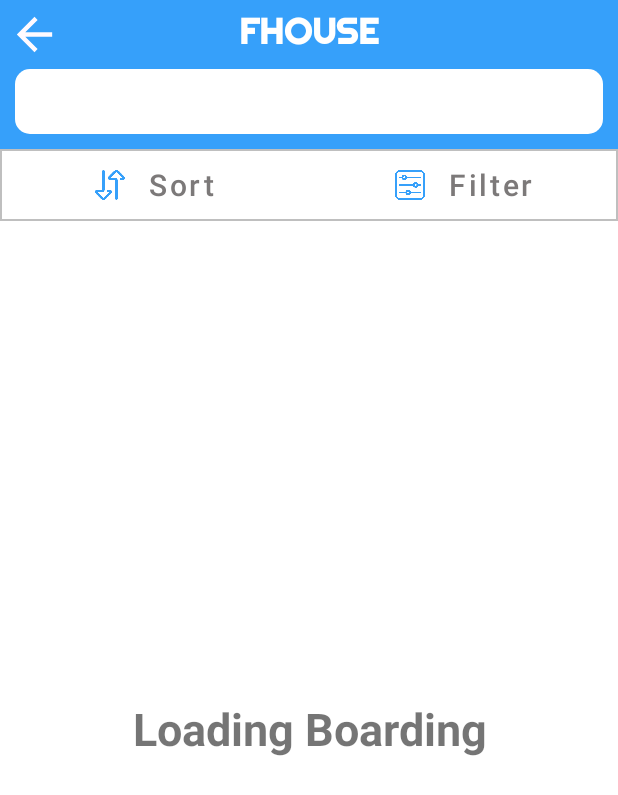
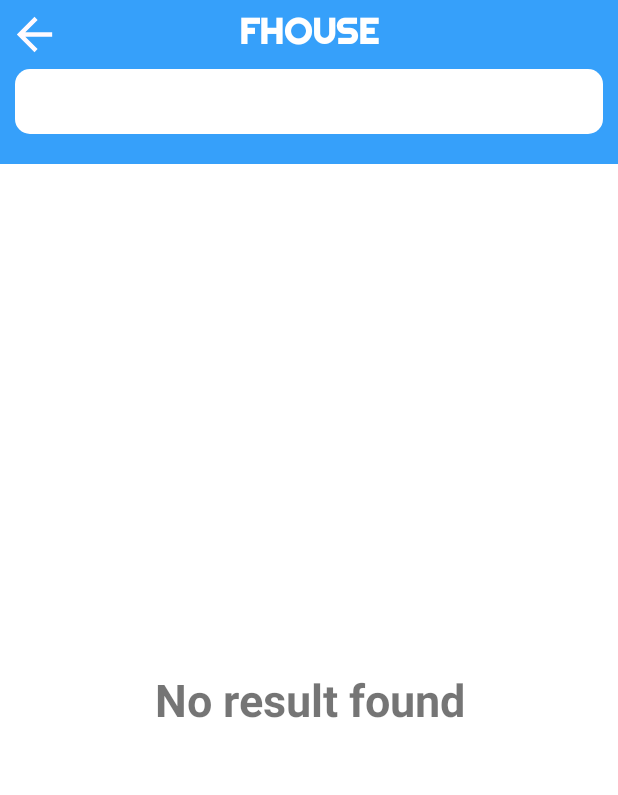
Before and after one commit to Babyze/FHouse, an Android app: the SearchActivity screen opened directly, with no data from a screen before it, on a phone screen of 412 x 824 dp. Shown: the top 795 px of the screen. Run offline under Robolectric (Android 15) with nearby library versions, the phone set to English and light mode, and no system bars; our stand-ins replace Firebase (no records; nobody signed in at launch, a user with empty details on screens opened directly); pictures from the network do not load; Roboto replaces fonts that are not available here; 2 statements that could not run were skipped.

Commit message:
Update empty list search and invisible sort and filter

```diff
--- a/app/src/main/java/com/habp/fhouse/MainActivity.java
+++ b/app/src/main/java/com/habp/fhouse/MainActivity.java
@@ -10,16 +10,12 @@ import android.os.Bundle;
 import android.view.MenuItem;
 
 import com.google.android.material.bottomnavigation.BottomNavigationView;
-import com.google.firebase.auth.FirebaseAuth;
-import com.google.firebase.firestore.DocumentSnapshot;
-import com.google.firebase.firestore.FirebaseFirestore;
-import com.habp.fhouse.data.model.House;
 import com.habp.fhouse.ui.article.ArticleFragment;
 import com.habp.fhouse.ui.home.HomeFragment;
 import com.habp.fhouse.ui.boarding.HouseManagementFragment;
 import com.habp.fhouse.ui.profile.ProfileFragment;
 import com.habp.fhouse.ui.wishlist.WishlistFragment;
-import com.habp.fhouse.util.DatabaseConstraints;
+
 
 public class MainActivity extends AppCompatActivity {
 
@@ -27,23 +23,6 @@ public class MainActivity extends AppCompatActivity {
     protected void onCreate(Bundle savedInstanceState) {
         super.onCreate(savedInstanceState);
         setContentView(R.layout.activity_main);
-
-        FirebaseAuth.getInstance().signOut();
-
-//        FirebaseFirestore.getInstance().collection(DatabaseConstraints.HOUSE_COLLECTION_NAME)
-//                .whereGreaterThanOrEqualTo("houseAddress", "QUAN 2")
-//                .whereLessThanOrEqualTo("houseAddress", "quan 2" + '\uf8ff')
-//
-////                .whereLessThanOrEqualTo("houseAddress", "quan 2")
-//                .get()
-//                .addOnCompleteListener(task -> {
-//                    if (task.getResult() != null) {
-//                        for(DocumentSnapshot doc : task.getResult().getDocuments()) {
-//                            House h = doc.toObject(House.class);
-//                            System.out.println(h.getHouseAddress() + h.getHouseAddress().toLowerCase().equals("quan 2"));
-//                        }
-//                    }
-//                });
 
         BottomNavigationView bottomNav = findViewById(R.id.bottom_navigation);
         bottomNav.setOnNavigationItemSelectedListener(navListener);
--- a/app/src/main/java/com/habp/fhouse/ui/search/SearchActivity.java
+++ b/app/src/main/java/com/habp/fhouse/ui/search/SearchActivity.java
@@ -34,7 +34,7 @@ import java.util.List;
 public class SearchActivity extends AppCompatActivity implements SearchContract.View {
 
     private EditText edtSearch;
-    private Button btnSort, btnFilter;
+//    private Button btnSort, btnFilter;
     private SwipeRefreshLayout swipeArticle;
     private TextView txtNoResult;
     private ListView lvResult;
@@ -55,6 +55,8 @@ public class SearchActivity extends AppCompatActivity implements SearchContract.
 
         searchPresenter.loadArticleResult(null, keyWord);
 
+        checkListDataIsExist();
+
         configListViewScrollPagination();
 
         configKeywordType();
@@ -62,8 +64,8 @@ public class SearchActivity extends AppCompatActivity implements SearchContract.
 
     private void initData() {
         edtSearch = findViewById(R.id.edtSearch);
-        btnSort = findViewById(R.id.btnSort);
-        btnFilter = findViewById(R.id.btnFilter);
+//        btnSort = findViewById(R.id.btnSort);
+//        btnFilter = findViewById(R.id.btnFilter);
         swipeArticle = findViewById(R.id.swipeArticle);
         txtNoResult = findViewById(R.id.txtNoResult);
         lvResult = findViewById(R.id.lvResult);
@@ -101,6 +103,17 @@ public class SearchActivity extends AppCompatActivity implements SearchContract.
                 return false;
             }
         });
+    }
+
+    private void checkListDataIsExist() {
+        if(listResult.size() == 0) {
+            txtNoResult.setVisibility(View.VISIBLE);
+            lvResult.setVisibility(View.INVISIBLE);
+            txtNoResult.setText("No result found");
+        } else {
+            txtNoResult.setVisibility(View.INVISIBLE);
+            lvResult.setVisibility(View.VISIBLE);
+        }
     }
 
     private void configListViewScrollPagination() {
@@ -155,22 +168,9 @@ public class SearchActivity extends AppCompatActivity implements SearchContract.
                 articleAdapter.setListArticle(listResult);
             }
         }
-        if(listResult.size() == 0) {
-            txtNoResult.setVisibility(View.VISIBLE);
-            lvResult.setVisibility(View.INVISIBLE);
-            txtNoResult.setText("No result found");
-        } else {
-            txtNoResult.setVisibility(View.INVISIBLE);
-            lvResult.setVisibility(View.VISIBLE);
-        }
+        checkListDataIsExist();
         articleAdapter.notifyDataSetChanged();
     }
-
-//    @Override
-//    public void onResume() {
-//        super.onResume();
-//        showResult(false, articleSnap);
-//    }
 
     @Override
     protected void onActivityResult(int requestCode, int resultCode, @Nullable Intent data) {
--- a/app/src/main/res/layout/activity_search.xml
+++ b/app/src/main/res/layout/activity_search.xml
@@ -49,59 +49,61 @@
             android:layout_marginStart="10dp"
             android:layout_marginTop="10dp"
             android:layout_marginEnd="10dp"
+            android:layout_marginBottom="20dp"
             android:background="@drawable/shape_search_rectangle_corner"
+            android:imeOptions="actionDone"
+            android:inputType="text"
+            android:maxLines="1"
             android:paddingLeft="8dp"
             android:paddingTop="8dp"
             android:paddingRight="8dp"
             android:paddingBottom="8dp"
             android:textSize="20sp"
-            android:imeOptions="actionDone"
-            android:maxLines="1"
-            android:inputType="text"
+            app:layout_constraintBottom_toBottomOf="parent"
             app:layout_constraintEnd_toEndOf="parent"
             app:layout_constraintStart_toStartOf="parent"
             app:layout_constraintTop_toBottomOf="@+id/textView3" />
 
-        <LinearLayout
-            android:layout_width="match_parent"
-            android:layout_height="wrap_content"
-            android:layout_marginTop="10dp"
-            android:orientation="horizontal"
-            android:background="@drawable/shape_search_transperment_rectangle"
-            android:weightSum="2"
-            app:layout_constraintBottom_toBottomOf="parent"
-            app:layout_constraintEnd_toEndOf="parent"
-            app:layout_constraintStart_toStartOf="parent"
-            app:layout_constraintTop_toBottomOf="@+id/edtSearch">
-            <Button
-                android:id="@+id/btnSort"
-                android:layout_width="0dp"
-                android:layout_weight="1"
-                android:layout_height="wrap_content"
-                app:icon="@mipmap/ic_search_sort"
-                app:iconSize="20dp"
-                style="@style/Widget.MaterialComponents.Button.TextButton.Icon"
-                android:text="Sort"
-                android:textColor="#7C7979"
-                app:iconGravity="textStart"
-                app:iconPadding="15dp"
-                android:textAllCaps="false"
-                android:textSize="20sp"/>
-            <Button
-                android:id="@+id/btnFilter"
-                android:layout_width="0dp"
-                android:layout_weight="1"
-                android:layout_height="wrap_content"
-                app:icon="@mipmap/ic_search_filter"
-                app:iconSize="20dp"
-                style="@style/Widget.MaterialComponents.Button.TextButton.Icon"
-                android:text="Filter"
-                android:textColor="#7C7979"
-                app:iconGravity="textStart"
-                app:iconPadding="15dp"
-                android:textAllCaps="false"
-                android:textSize="20sp"/>
-        </LinearLayout>
+<!--        <LinearLayout-->
+<!--            android:layout_width="match_parent"-->
+<!--            android:layout_height="wrap_content"-->
+<!--            android:layout_marginTop="10dp"-->
+<!--            android:orientation="horizontal"-->
+<!--            android:background="@drawable/shape_search_transperment_rectangle"-->
+<!--            android:weightSum="2"-->
+<!--            app:layout_constraintBottom_toBottomOf="parent"-->
+<!--            app:layout_constraintEnd_toEndOf="parent"-->
+<!--            app:layout_constraintStart_toStartOf="parent"-->
+<!--            app:layout_constraintTop_toBottomOf="@+id/edtSearch">-->
+<!--            <Button-->
+<!--                android:id="@+id/btnSort"-->
+<!--                android:layout_width="0dp"-->
+<!--                android:layout_weight="1"-->
+<!--                android:layout_height="wrap_content"-->
+<!--                app:icon="@mipmap/ic_search_sort"-->
+<!--                app:iconSize="20dp"-->
+<!--                style="@style/Widget.MaterialComponents.Button.TextButton.Icon"-->
+<!--                android:text="Sort"-->
+<!--                android:textColor="#7C7979"-->
+<!--                app:iconGravity="textStart"-->
+<!--                app:iconPadding="15dp"-->
+<!--                android:textAllCaps="false"-->
+<!--                android:textSize="20sp"/>-->
+<!--            <Button-->
+<!--                android:id="@+id/btnFilter"-->
+<!--                android:layout_width="0dp"-->
+<!--                android:layout_weight="1"-->
+<!--                android:layout_height="wrap_content"-->
+<!--                app:icon="@mipmap/ic_search_filter"-->
+<!--                app:iconSize="20dp"-->
+<!--                style="@style/Widget.MaterialComponents.Button.TextButton.Icon"-->
+<!--                android:text="Filter"-->
+<!--                android:textColor="#7C7979"-->
+<!--                app:iconGravity="textStart"-->
+<!--                app:iconPadding="15dp"-->
+<!--                android:textAllCaps="false"-->
+<!--                android:textSize="20sp"/>-->
+<!--        </LinearLayout>-->
     </androidx.constraintlayout.widget.ConstraintLayout>
     <FrameLayout
         android:layout_width="match_parent"
```
